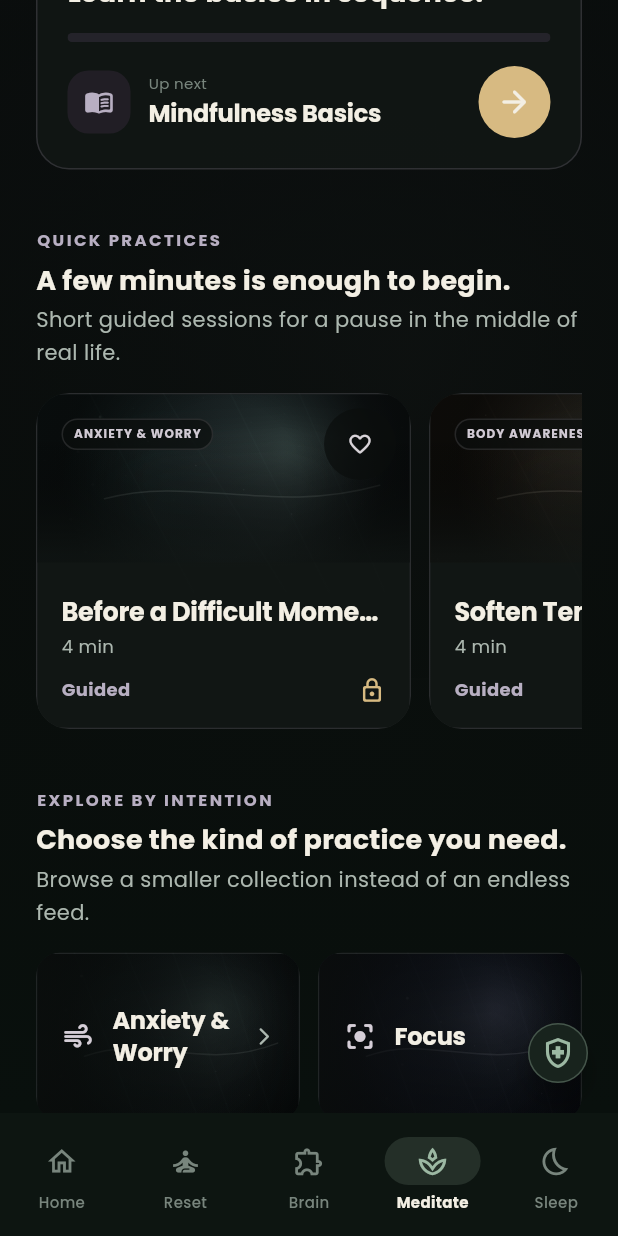
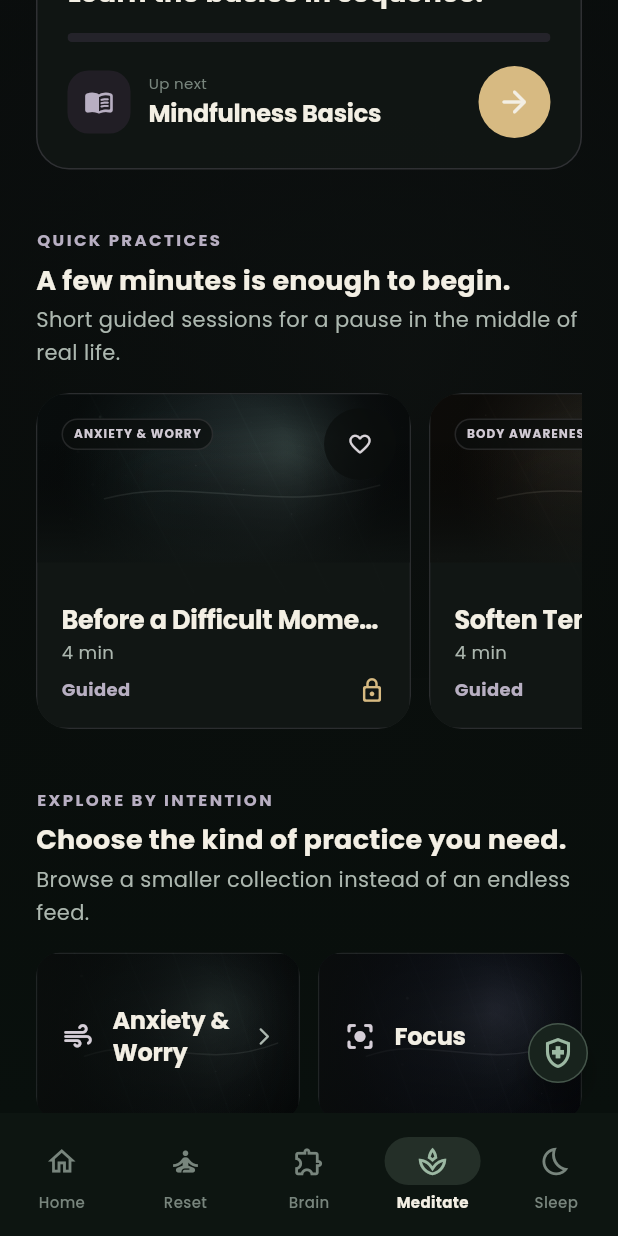
Before and after one commit to keisaj9006/releaf_app, a Flutter app: the screen it shows after launch, item 4 of the bottom bar chosen, scrolled down 576 dp, on a phone screen of 412 x 824 dp. Run offline on Flutter 3.47's test engine with Material 3 defaults, Android fonts, the phone set to English and light mode, and no system bars; our stand-ins replace audioplayers, fl_chart, flutter_riverpod, go_router, lottie, shared_preferences; missing offline and left inert: purchases_flutter.

Commit message:
fix: remove Meditation card flex pressure

```diff
--- a/lib/features/meditation/presentation/meditation_screen.dart
+++ b/lib/features/meditation/presentation/meditation_screen.dart
@@ -781,27 +781,33 @@ class _PracticeCardState extends State<_PracticeCard> {
                     compact: true,
                   ),
                 ),
-                Padding(
-                  padding: const EdgeInsets.all(ReleafSpacing.md),
+                Positioned(
+                  top: ReleafSpacing.md,
+                  left: ReleafSpacing.md,
+                  child: _CategoryPill(item: widget.item),
+                ),
+                Positioned(
+                  left: ReleafSpacing.md,
+                  right: ReleafSpacing.md,
+                  bottom: ReleafSpacing.md,
                   child: Column(
+                    mainAxisSize: MainAxisSize.min,
                     crossAxisAlignment: CrossAxisAlignment.start,
                     children: [
-                      _CategoryPill(item: widget.item),
-                      const Spacer(),
                       Text(
                         widget.item.title,
                         maxLines: 1,
                         overflow: TextOverflow.ellipsis,
                         style: ReleafTypography.cardTitle.copyWith(fontSize: 17),
                       ),
-                      const SizedBox(height: 4),
+                      const SizedBox(height: 3),
                       Text(
                         _durationLabel(widget.item),
                         style: ReleafTypography.meta.copyWith(
                           color: ReleafColors.textSecondary,
                         ),
                       ),
-                      const SizedBox(height: ReleafSpacing.sm),
+                      const SizedBox(height: ReleafSpacing.xs),
                       Row(
                         children: [
                           Text(
```
Also changed, not shown: 1 other file.
